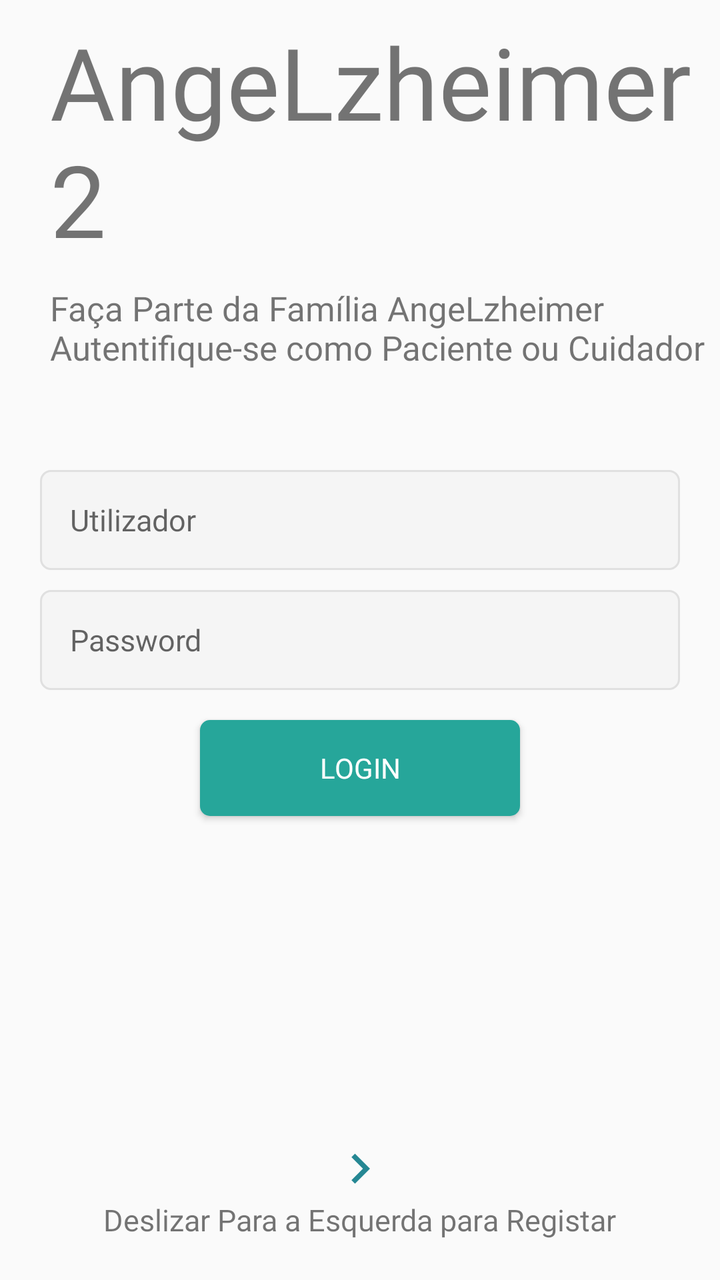
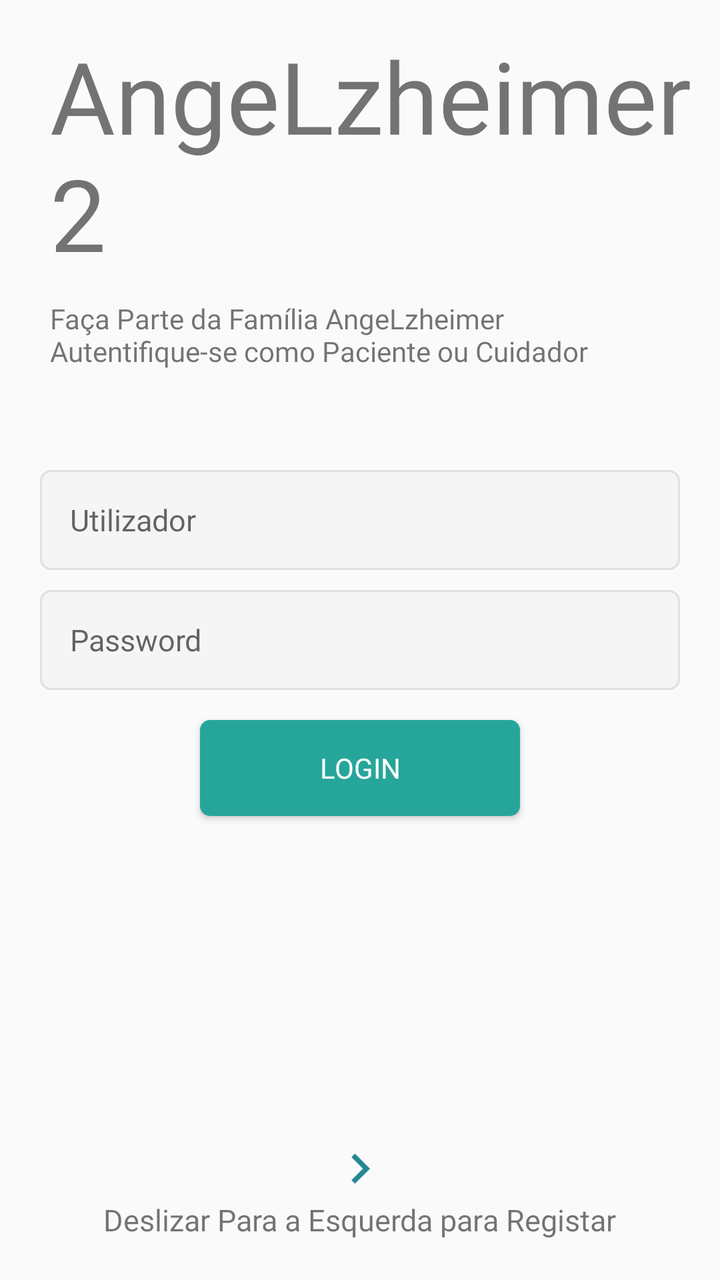

Compare the two renders of this Android layout. The source of the first and the diff that turns it into the second are given below.
<!-- AndroidManifest.xml: application theme AppTheme.NoActionBar -->
<!-- res/layout/fragment_login.xml -->
<?xml version="1.0" encoding="utf-8"?>
<FrameLayout xmlns:android="http://schemas.android.com/apk/res/android"
    xmlns:tools="http://schemas.android.com/tools"
    android:id="@+id/fragment_container"
    android:layout_width="match_parent"
    android:layout_height="match_parent">

    <RelativeLayout
        android:layout_width="match_parent"
        android:layout_height="match_parent"
        tools:context=".comum.fragment_login">

        <Button
            android:id="@+id/btn_login"
            android:layout_width="match_parent"
            android:layout_height="wrap_content"
            android:layout_below="@id/et_passwordpaciente"
            android:layout_marginLeft="100dp"
            android:layout_marginTop="15dp"
            android:layout_marginRight="100dp"
            android:background="@drawable/btn_custom"
            android:fontFamily="@font/roboto_regular"
            android:text="Login"
            android:textColor="@android:color/white" />

        <EditText
            android:id="@+id/et_passwordpaciente"
            android:layout_width="match_parent"
            android:layout_height="50dp"
            android:layout_centerInParent="true"
            android:layout_marginLeft="20dp"
            android:layout_marginTop="10dp"
            android:layout_marginRight="20dp"
            android:background="@drawable/et_custom"
            android:fontFamily="@font/roboto_regular"
            android:hint="Password"
            android:inputType="textPassword"
            android:padding="15dp"
            android:textSize="15sp" />

        <EditText
            android:id="@+id/et_email"
            android:layout_width="match_parent"
            android:layout_height="50dp"
            android:layout_above="@id/et_passwordpaciente"
            android:layout_marginLeft="20dp"
            android:layout_marginRight="20dp"
            android:background="@drawable/et_custom"
            android:fontFamily="@font/roboto_regular"
            android:hint="@string/utilizador"
            android:inputType="textEmailAddress"
            android:padding="15dp"
            android:textSize="15sp" />

        <ImageView
            android:layout_width="30dp"
            android:layout_height="30dp"
            android:layout_above="@id/swipeRight"
            android:layout_centerHorizontal="true"
            android:src="@drawable/ic_arrow_right" />

        <ProgressBar
            android:id="@+id/progressBar"
            style="?android:attr/progressBarStyle"
            android:layout_width="wrap_content"
            android:layout_height="wrap_content"
            android:layout_below="@+id/btn_login"
            android:layout_alignBottom="@+id/btn_login"
            android:layout_alignParentStart="true"
            android:layout_alignParentEnd="true"
            android:layout_marginStart="150dp"
            android:layout_marginTop="25dp"
            android:layout_marginEnd="150dp"
            android:layout_marginBottom="-80dp"
            android:progressTint="#009688"
            android:textAlignment="center"
            android:visibility="gone" />

        <TextView
            android:id="@+id/tv_subtitle"
            android:layout_width="wrap_content"
            android:layout_height="wrap_content"
            android:layout_above="@id/et_email"
            android:layout_marginStart="25dp"
            android:layout_marginBottom="50dp"
            android:fontFamily="@font/roboto_regular"
            android:text="@string/tag"
            android:textSize="17sp" />

        <TextView
            android:id="@+id/tv_title"
            android:layout_width="wrap_content"
            android:layout_height="wrap_content"
            android:layout_above="@id/tv_subtitle"
            android:layout_marginStart="25dp"
            android:layout_marginBottom="10dp"
            android:fontFamily="@font/indigo_daisy"
            android:text="@string/app_name"
            android:textSize="50sp" />

        <TextView
            android:id="@+id/swipeRight"
            android:layout_width="wrap_content"
            android:layout_height="wrap_content"
            android:layout_alignParentBottom="true"
            android:layout_centerHorizontal="true"
            android:layout_marginBottom="20dp"
            android:fontFamily="@font/roboto_regular"
            android:text="@string/swipe_left_for_register"
            android:textSize="15sp" />

    </RelativeLayout>
</FrameLayout>
<!-- resources referenced by this layout -->
<resources>
  <!-- drawable btn_custom (drawable) -->
  <?xml version="1.0" encoding="utf-8"?>
  <shape xmlns:android="http://schemas.android.com/apk/res/android"
      android:padding="10dp"
      android:shape="rectangle">
  
      <corners
          android:bottomLeftRadius="5dp"
          android:bottomRightRadius="5dp"
          android:topLeftRadius="5dp"
          android:topRightRadius="5dp" />
  
      <solid android:color="#26a69a" />
  
  </shape>
  <!-- drawable et_custom (drawable) -->
  <?xml version="1.0" encoding="utf-8"?>
  <shape xmlns:android="http://schemas.android.com/apk/res/android"
      android:padding="10dp"
      android:shape="rectangle">
  
      <corners
          android:bottomLeftRadius="5dp"
          android:bottomRightRadius="5dp"
          android:topLeftRadius="5dp"
          android:topRightRadius="5dp" />
  
      <solid android:color="#f5f5f5" />
  
      <stroke
          android:width="1dp"
          android:color="#e0e0e0" />
  
  </shape>
  <!-- drawable ic_arrow_right (drawable) -->
  <vector xmlns:android="http://schemas.android.com/apk/res/android"
      android:width="24dp"
      android:height="24dp"
      android:tint="@color/colorPrimary"
      android:viewportWidth="24.0"
      android:viewportHeight="24.0">
      <path
          android:fillColor="#FF000000"
          android:pathData="M8.59,16.34l4.58,-4.59 -4.58,-4.59L10,5.75l6,6 -6,6z" />
  </vector>
  <string name="app_name">AngeLzheimer2</string>
  <string name="swipe_left_for_register">Deslizar Para a Esquerda para Registar</string>
  <string name="tag">Faça Parte da Família AngeLzheimer\nAutentifique-se como Paciente ou Cuidador</string>
  <string name="utilizador">Utilizador</string>
  <style name="AppTheme.NoActionBar">
          <item name="windowActionBar">false</item>
          <item name="windowNoTitle">true</item>
      </style>
  <color name="colorPrimary">#258793</color>
</resources>

<!-- the commit's change to res/layout/fragment_login.xml (unified diff, before → after) -->
@@ -85,7 +85,7 @@
             android:layout_marginBottom="50dp"
             android:fontFamily="@font/roboto_regular"
             android:text="@string/tag"
-            android:textSize="17sp" />
+            android:textSize="14sp" />
 
         <TextView
             android:id="@+id/tv_title"
